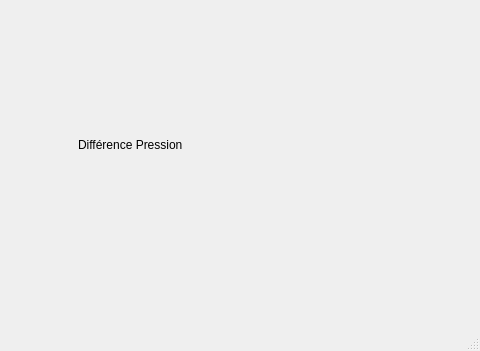
Before: the Qt Designer form Meteo/Meteo.ui in JLussiez/ProjetMeteo, drawn with Qt 5; both pictures show x 672 to 1152 and y 203 to 554 of the 1152 by 554 pixel window.
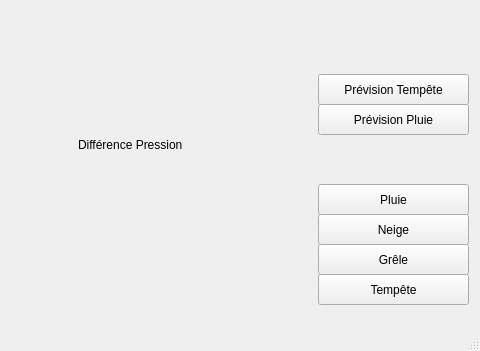
After: the same form once the commit is applied.

The edit to the form file:
```diff
--- a/Meteo/Meteo.ui
+++ b/Meteo/Meteo.ui
@@ -482,6 +482,84 @@
      <string>Différence Pression</string>
     </property>
    </widget>
+   <widget class="QPushButton" name="testTempeteFuture">
+    <property name="geometry">
+     <rect>
+      <x>990</x>
+      <y>260</y>
+      <width>151</width>
+      <height>31</height>
+     </rect>
+    </property>
+    <property name="text">
+     <string>Prévision Tempête</string>
+    </property>
+   </widget>
+   <widget class="QPushButton" name="testPluieFuture">
+    <property name="geometry">
+     <rect>
+      <x>990</x>
+      <y>290</y>
+      <width>151</width>
+      <height>31</height>
+     </rect>
+    </property>
+    <property name="text">
+     <string>Prévision Pluie</string>
+    </property>
+   </widget>
+   <widget class="QPushButton" name="testPluieActuel">
+    <property name="geometry">
+     <rect>
+      <x>990</x>
+      <y>370</y>
+      <width>151</width>
+      <height>31</height>
+     </rect>
+    </property>
+    <property name="text">
+     <string>Pluie</string>
+    </property>
+   </widget>
+   <widget class="QPushButton" name="testGreleActuel">
+    <property name="geometry">
+     <rect>
+      <x>990</x>
+      <y>430</y>
+      <width>151</width>
+      <height>31</height>
+     </rect>
+    </property>
+    <property name="text">
+     <string>Grêle</string>
+    </property>
+   </widget>
+   <widget class="QPushButton" name="testNeigeActuel">
+    <property name="geometry">
+     <rect>
+      <x>990</x>
+      <y>400</y>
+      <width>151</width>
+      <height>31</height>
+     </rect>
+    </property>
+    <property name="text">
+     <string>Neige</string>
+    </property>
+   </widget>
+   <widget class="QPushButton" name="testTempeteActuel">
+    <property name="geometry">
+     <rect>
+      <x>990</x>
+      <y>460</y>
+      <width>151</width>
+      <height>31</height>
+     </rect>
+    </property>
+    <property name="text">
+     <string>Tempête</string>
+    </property>
+   </widget>
   </widget>
   <widget class="QMenuBar" name="menuBar">
    <property name="geometry">
```
Left out of the diff: 102 changed lines with no effect on the pictures.
